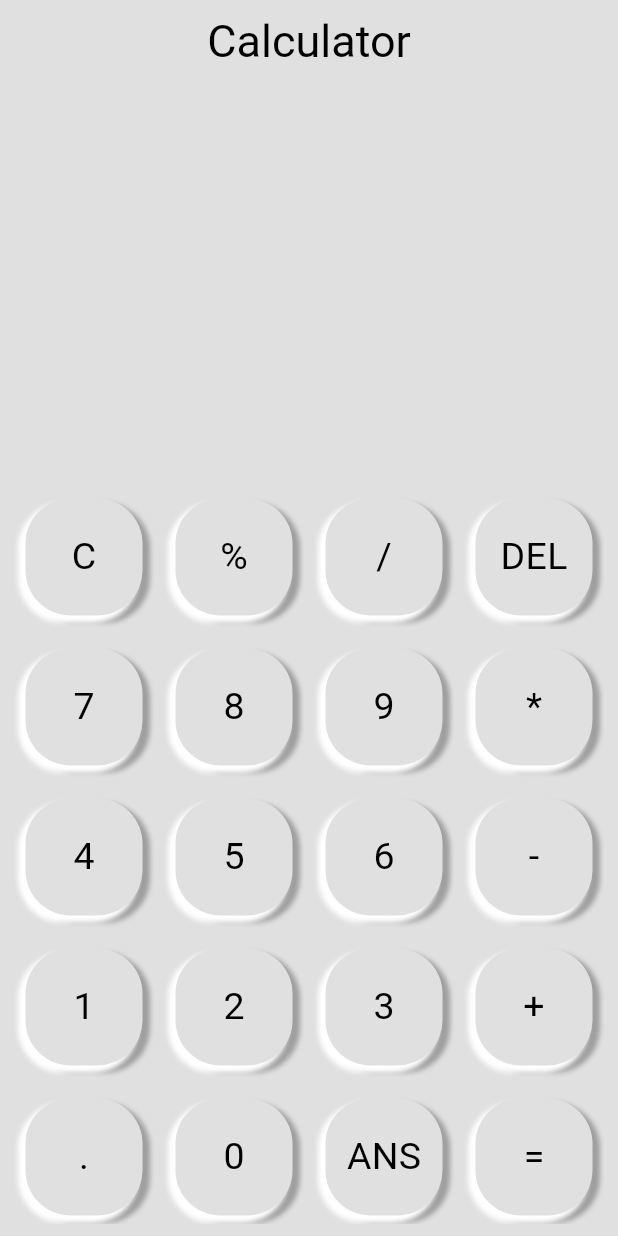
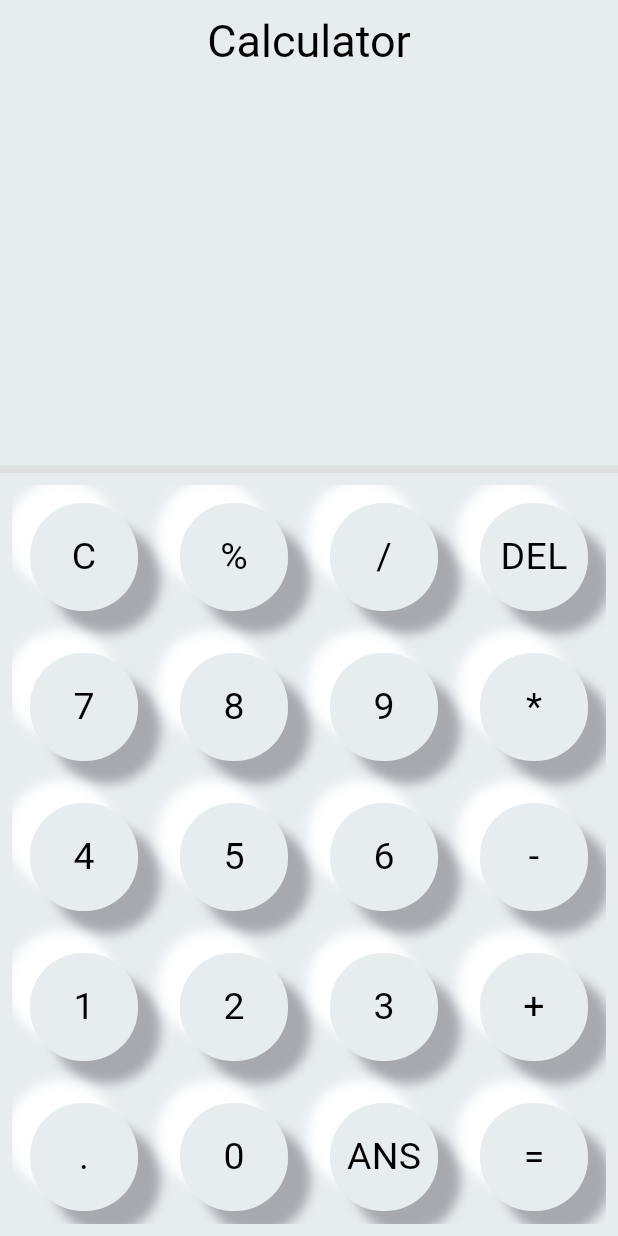
Before and after one commit to DipakSingh0/Calculator, a Flutter app: the screen it shows after launch, on a phone screen of 412 x 824 dp. Run offline on Flutter 3.47's test engine with Material 3 defaults, Android fonts, the phone set to English and light mode, and no system bars; our stand-ins replace flutter_inset_box_shadow, math_expressions.

Commit message:
button animation added

```diff
--- a/lib/buttons.dart
+++ b/lib/buttons.dart
@@ -1,57 +1,139 @@
 import 'package:flutter/material.dart';
+import 'package:flutter_inset_box_shadow/flutter_inset_box_shadow.dart'
+    as inset;
 
-class MyButtons extends StatelessWidget {
-  final buttonText;
-  final textColor = Colors.black;
-  final buttonTapped;
+class MyButtons extends StatefulWidget {
+  final String buttonText;
+  final Function buttonTapped;
 
-  MyButtons({
+  const MyButtons({
     required this.buttonText,
     required this.buttonTapped,
+    super.key,
   });
 
   @override
+  _MyButtonsState createState() => _MyButtonsState();
+}
+
+class _MyButtonsState extends State<MyButtons> {
+  bool buttonTapped = false;
+
+  @override
   Widget build(BuildContext context) {
-    // var screenSize = MediaQuery.of(context).size;
-    // var screenWidth = screenSize.width;
-    // var screenHeight = screenSize.height;
+    var screenSize = MediaQuery.of(context).size;
+    var screenWidth = screenSize.width;
+    var screenHeight = screenSize.height;
+
+    Offset distance = buttonTapped ? const Offset(10, 10) : const Offset(15,15);
+    double blur = buttonTapped ? 8.0 : 5.0;
+
     return Padding(
-      padding: const EdgeInsets.all(1.0),
-      child: InkWell(
-        splashColor: Colors.grey[100],
-        onTap: buttonTapped,
-        child: ClipRRect(
-          // borderRadius: BorderRadius.circular(10),
+      padding: const EdgeInsets.all(4.0),
+      child: GestureDetector(      //can also use Inkwell for interactive
+        // splashColor: Colors.grey[100],
+        onTap: () {
+          widget.buttonTapped();
+        },
+        child: Container(
           child: Padding(
             padding: const EdgeInsets.all(8.0),
-            child: Container(
-                // height: screenHeight / 4 - 100,
-                // width: screenWidth / 4 - 100,
+            child: Listener(
+              onPointerDown: (_) => setState(() => buttonTapped = true),
+              onPointerUp: (_) => setState(() => buttonTapped = false),
+              child: AnimatedContainer(
+                duration: const Duration(milliseconds: 100),
+                height: screenHeight / 4,
+                width: screenWidth / 4,
                 decoration: BoxDecoration(
-                  color: Colors.grey[300],
-                  borderRadius: BorderRadius.all(Radius.circular(30)),
+                  color: const Color(0xFFE7ECEF),
+                  borderRadius: const BorderRadius.all(Radius.circular(35)),
                   boxShadow: [
-                    BoxShadow(
-                      color: Colors.grey[500] ?? Colors.grey,
-                      offset: const Offset(4.0, 4.0),
-                      blurRadius: 2.0,
-                      spreadRadius: 1.0,
+                    inset.BoxShadow(
+                      blurRadius: blur,
+                      offset: -distance,
+                      color: Colors.white,
+                      inset: buttonTapped,
                     ),
-                    const BoxShadow(
-                      color: Colors.white,
-                      offset: Offset(-4.0, 4.0),
-                      blurRadius: 2.0,
-                      spreadRadius: 1.0,
+                    inset.BoxShadow(
+                      blurRadius: blur,
+                      offset: distance,
+                      color: Color(0xFFA7A9AF),
+                      inset: buttonTapped,
                     ),
                   ],
                 ),
                 child: Center(
-                  child: Text(buttonText,
-                    style: TextStyle(color: textColor, fontSize: 25)),
-                )),
+                  child: Text(
+                    widget.buttonText,
+                    style: const TextStyle(color: Colors.black, fontSize: 25),
+                  ),
+                ),
+              ),
+            ),
           ),
         ),
       ),
     );
   }
 }
+
+
+
+// import 'package:flutter/material.dart';
+
+// class MyButtons extends StatelessWidget {
+//   final buttonText;
+//   final textColor = Colors.black;
+//   final buttonTapped;
+
+//   MyButtons({
+//     required this.buttonText,
+//     required this.buttonTapped,
+//   });
+
+//   @override
+//   Widget build(BuildContext context) {
+//     // var screenSize = MediaQuery.of(context).size;
+//     // var screenWidth = screenSize.width;
+//     // var screenHeight = screenSize.height;
+//     return Padding(
+//       padding: const EdgeInsets.all(1.0),
+//       child: InkWell(
+//         splashColor: Colors.grey[100],
+//         onTap: buttonTapped,
+//         child: ClipRRect(
+//           // borderRadius: BorderRadius.circular(10),
+//           child: Padding(
+//             padding: const EdgeInsets.all(8.0),
+//             child: Container(
+//                 // height: screenHeight / 4 - 100,
+//                 // width: screenWidth / 4 - 100,
+//                 decoration: BoxDecoration(
+//                   color: Colors.grey[300],
+//                   borderRadius: BorderRadius.all(Radius.circular(30)),
+//                   boxShadow: [
+//                     BoxShadow(
+//                       color: Colors.grey[500] ?? Colors.grey,
+//                       offset: const Offset(4.0, 4.0),
+//                       blurRadius: 2.0,
+//                       spreadRadius: 1.0,
+//                     ),
+//                     const BoxShadow(
+//                       color: Colors.white,
+//                       offset: Offset(-4.0, 4.0),
+//                       blurRadius: 2.0,
+//                       spreadRadius: 1.0,
+//                     ),
+//                   ],
+//                 ),
+//                 child: Center(
+//                   child: Text(buttonText,
+//                     style: TextStyle(color: textColor, fontSize: 25)),
+//                 )),
+//           ),
+//         ),
+//       ),
+//     );
+//   }
+// }
--- a/lib/home_page.dart
+++ b/lib/home_page.dart
@@ -38,12 +38,16 @@ class _HomePageState extends State<HomePage> {
 
   @override
   Widget build(BuildContext context) {
+    final backgroundColor = const Color(0xFFE7ECEF);
     return Scaffold(
-      backgroundColor: Colors.grey[300],
+      backgroundColor: backgroundColor,
       appBar: AppBar(
-        backgroundColor: Colors.grey[300],
-        title: Center(child: Text('Calculator', style: TextStyle(color: Colors.black , fontSize: 30),))
-      ),
+          backgroundColor: backgroundColor,
+          title: const Center(
+              child: Text(
+            'Calculator',
+            style: TextStyle(color: Colors.black, fontSize: 30),
+          ))),
       body: Column(children: [
         // Input/Output container
         Expanded(
@@ -82,8 +86,7 @@ class _HomePageState extends State<HomePage> {
               child: GridView.builder(
                   // mainAxisSize: MainAxisSize.min,
                   itemCount: button.length,
-                  gridDelegate:
-                      const SliverGridDelegateWithFixedCrossAxisCount(
+                  gridDelegate: const SliverGridDelegateWithFixedCrossAxisCount(
                     crossAxisCount: 4,
                     mainAxisSpacing: 4,
                     crossAxisSpacing: 4,
@@ -99,7 +102,6 @@ class _HomePageState extends State<HomePage> {
                             userAnswer = '';
                           });
                         },
-
                       );
                     }
                     // DElETE button to delete the part
@@ -109,11 +111,10 @@ class _HomePageState extends State<HomePage> {
                           buttonTapped: () {
                             setState(
                               () {
-                                if (userQuestion.length > 0){
+                                if (userQuestion.length > 0) {
                                   userQuestion = userQuestion.substring(
                                       0, userQuestion.length - 1);
-                                }
-                                else {
+                                } else {
                                   userAnswer = userAnswer.substring(
                                       0, userAnswer.length - 1);
                                 }
@@ -142,17 +143,14 @@ class _HomePageState extends State<HomePage> {
                         buttonTapped: () {
                           setState(() {
                             String finalQuestion = userQuestion;
-                              finalQuestion =
-                                  finalQuestion.replaceAll('x', '*');
+                            finalQuestion = finalQuestion.replaceAll('x', '*');
                             Parser p = Parser();
                             Expression exp = p.parse(finalQuestion);
                             ContextModel cm = ContextModel();
-                              double eval =
-                                  exp.evaluate(EvaluationType.REAL, cm);
+                            double eval = exp.evaluate(EvaluationType.REAL, cm);
 
                             userAnswer = eval.toString();
-                            }
-                          );
+                          });
                         },
                       );
                     }
--- a/pubspec.yaml
+++ b/pubspec.yaml
@@ -45,8 +45,9 @@ dev_dependencies:
   # activated in the `analysis_options.yaml` file located at the root of your
   # package. See that file for information about deactivating specific lint
   # rules and activating additional ones.
-  flutter_lints: ^4.0.0
+  flutter_lints: ^5.0.0
   math_expressions: ^2.6.0
+  flutter_inset_box_shadow: ^1.0.8
 
 
 # For information on the generic Dart part of this file, see the
```
Also changed, not shown: lib/but.dart (added, +148 -0 lines), pubspec.lock. Lines whose indentation alone changed are shown as unchanged.
